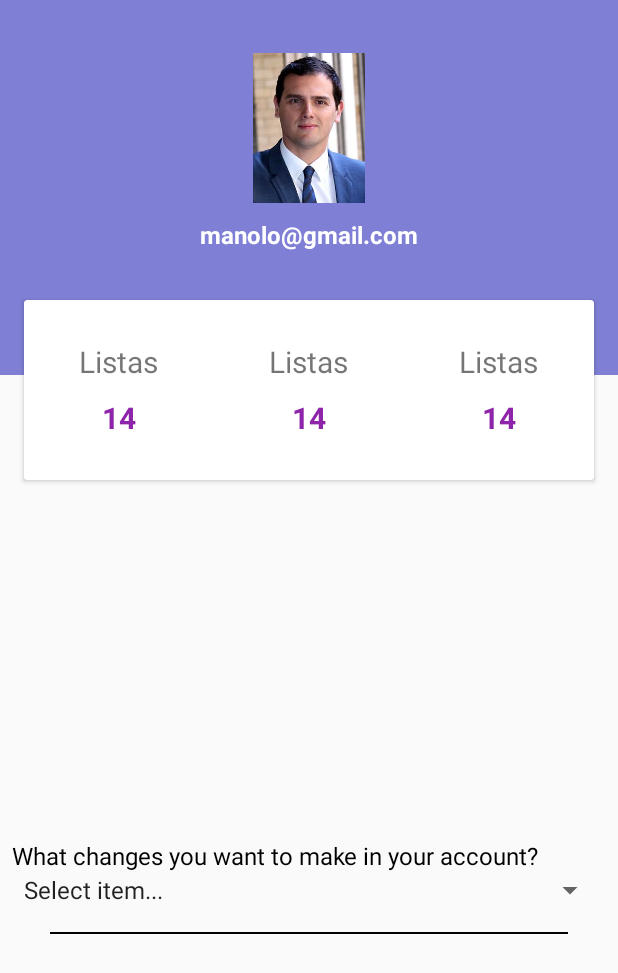
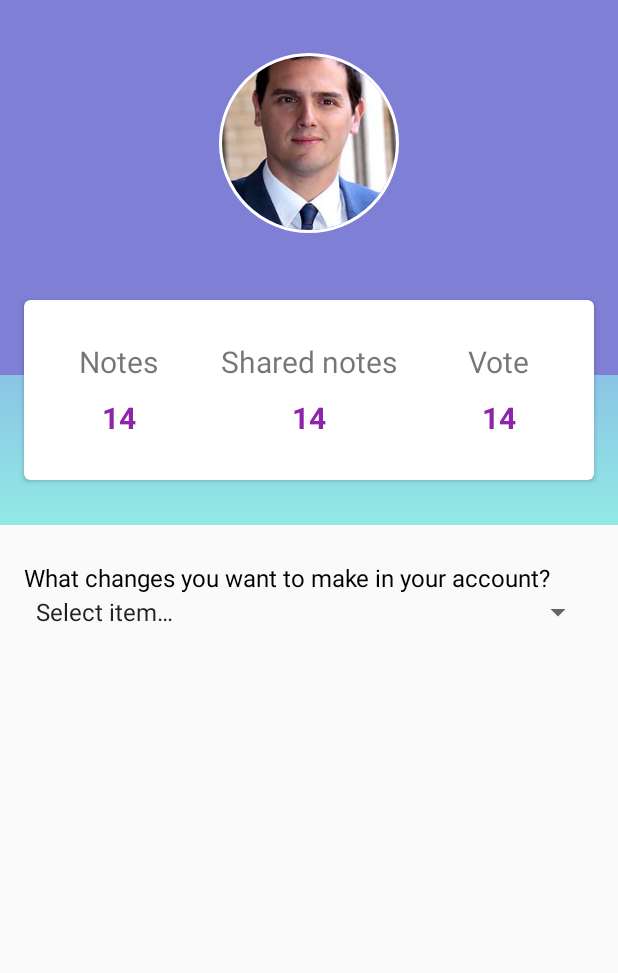
Before and after one commit to appsdeveloper2017/SharedLists, an Android app: the SettingsApp screen opened directly, with no data from a screen before it, on a phone screen of 412 x 824 dp. Shown: the top 973 px of the screen. Run offline under Robolectric (Android 15) with nearby library versions, the phone set to English and light mode, and no system bars; our stand-ins replace CircleImageView, Firebase (no records; nobody signed in at launch, a user with empty details on screens opened directly).

Commit message:
Cambios en settings.

```diff
--- a/app/build.gradle
+++ b/app/build.gradle
@@ -28,6 +28,7 @@ dependencies {
     androidTestImplementation 'com.android.support.test.espresso:espresso-core:3.0.2'
     compile 'com.android.support:design:27.1.1'
     implementation 'com.android.support:cardview-v7:27.1.1'
+    implementation 'de.hdodenhof:circleimageview:2.2.0'
 }
 
 apply plugin: 'com.google.gms.google-services'
--- a/app/src/main/java/com/appdesigndm/sharedlists/Settings/SettingsApp.java
+++ b/app/src/main/java/com/appdesigndm/sharedlists/Settings/SettingsApp.java
@@ -40,6 +40,8 @@ import com.google.firebase.auth.FirebaseUser;
 
 import java.util.regex.Pattern;
 
+import de.hdodenhof.circleimageview.CircleImageView;
+
 public class SettingsApp extends AppCompatActivity {
 
     //View components.
@@ -50,10 +52,11 @@ public class SettingsApp extends AppCompatActivity {
     private String email;
     private String password;
 
-    //Comppnents profile user cardview.
+    //Components profile user cardview.
     private RelativeLayout relativeLayoutUser;
-    private ImageView imageViewUser;
+    private CircleImageView imageViewUser;
     private TextView mailUser;
+    private TextView notes, sharedNotes, votes;
 
     //Declaration firebase.
     private FirebaseAuth mAuth;
@@ -78,13 +81,16 @@ public class SettingsApp extends AppCompatActivity {
         //Firebase connection and status.
         mAuth = FirebaseAuth.getInstance();
 
+        //Init elements.
+        init();
+
         //User status.
         FirebaseUser user = FirebaseAuth.getInstance().getCurrentUser();
         if (user != null) {
 
             // Name, email address, and profile photo Url
             String nameUser = user.getDisplayName();
-            String emailUser = user.getEmail();
+            mailUser.setText(user.getEmail());
             Uri photoUrl = user.getPhotoUrl();
 
             // Check if user's email is verified
@@ -97,9 +103,6 @@ public class SettingsApp extends AppCompatActivity {
         } else {
             logout();
         }
-
-        //Init elements.
-        init();
 
         //Item selected for spinner.
         spinnerSettings.setAdapter(new ArrayAdapter<String>(this, android.R.layout.simple_spinner_item, myArrayAccount));
@@ -146,24 +149,33 @@ public class SettingsApp extends AppCompatActivity {
         myArrayAccount[2] = getResources().getString(R.string.question_pass);
         myArrayAccount[3] = getResources().getString(R.string.question_delete);
 
+        //Content for elements.
         relativeLayoutUser = (RelativeLayout)findViewById(R.id.rLayoutUser);
+
         //Cardview elements.
-        imageViewUser = (ImageView) findViewById(R.id.cardPhotoUser);
+        imageViewUser = (CircleImageView) findViewById(R.id.cardPhotoUser);
         mailUser = (TextView) findViewById(R.id.cardMailUser);
+        notes = (TextView) findViewById(R.id.item_list);
+        sharedNotes = (TextView) findViewById(R.id.item_shared);
+        votes = (TextView)findViewById(R.id.item_votes);
 
         //Editable text
         newEmail = (EditText) findViewById(R.id.mail);
         newPass = (EditText) findViewById(R.id.password);
         old_password = (EditText) findViewById(R.id.password_old);
         actualPassword = (EditText) findViewById(R.id.password_for_delete);
+
         //Textview for onClickListeners.
         confirmEmail = (TextView) findViewById(R.id.change_email);
         confirmPass = (TextView) findViewById(R.id.change_pass);
         confirmDelete = (TextView) findViewById(R.id.delete_account);
+
         //Linearlayout components.
         linearLayout = (LinearLayout) findViewById(R.id.linear_settings);
+
         //Progressbar
         progressBar = (ProgressBar) findViewById(R.id.settings_progress);
+
         noVisibleElements(0);
     }
 
--- a/app/src/main/res/layout/user_settings_app.xml
+++ b/app/src/main/res/layout/user_settings_app.xml
@@ -26,6 +26,7 @@
         android:id="@+id/rLayoutUser"
         android:layout_width="match_parent"
         android:layout_height="350dp"
+        android:background="@drawable/background_login"
         app:layout_constraintEnd_toEndOf="parent"
         app:layout_constraintStart_toStartOf="parent"
         app:layout_constraintTop_toTopOf="parent">
@@ -36,13 +37,16 @@
             android:background="@color/start"
             android:orientation="vertical">
 
-            <ImageView
+            <de.hdodenhof.circleimageview.CircleImageView
                 android:id="@+id/cardPhotoUser"
-                android:layout_width="100dp"
-                android:layout_height="100dp"
+                xmlns:app="http://schemas.android.com/apk/res-auto"
                 android:layout_gravity="center_horizontal"
                 android:layout_marginTop="35dp"
-                android:src="@drawable/rivera" />
+                android:layout_width="120dp"
+                android:layout_height="120dp"
+                app:civ_border_width="2dp"
+                app:civ_border_color="#fff"
+                android:src="@drawable/rivera"/>
 
             <TextView
                 android:id="@+id/cardMailUser"
@@ -50,7 +54,6 @@
                 android:layout_height="wrap_content"
                 android:layout_gravity="center_horizontal"
                 android:layout_marginTop="10dp"
-                android:text="manolo@gmail.com"
                 android:textColor="#fff"
                 android:textSize="16sp"
                 android:textStyle="bold" />
@@ -63,7 +66,8 @@
             android:layout_marginEnd="@dimen/xlarge_margin"
             android:layout_marginStart="@dimen/xlarge_margin"
             android:layout_marginTop="200dp"
-            android:elevation="10dp">
+            android:elevation="10dp"
+            app:cardCornerRadius="4dp">
 
             <LinearLayout
                 android:layout_width="match_parent"
@@ -79,12 +83,14 @@
                     android:orientation="vertical">
 
                     <TextView
+                        android:id="@+id/list"
                         android:layout_width="wrap_content"
                         android:layout_height="wrap_content"
-                        android:text="Listas"
+                        android:text="@string/note"
                         android:textSize="20sp" />
 
                     <TextView
+                        android:id="@+id/item_list"
                         android:layout_width="wrap_content"
                         android:layout_height="wrap_content"
                         android:layout_marginTop="10dp"
@@ -102,12 +108,14 @@
                     android:orientation="vertical">
 
                     <TextView
+                        android:id="@+id/shared"
                         android:layout_width="wrap_content"
                         android:layout_height="wrap_content"
-                        android:text="Listas"
+                        android:text="@string/shared_notes"
                         android:textSize="20sp" />
 
                     <TextView
+                        android:id="@+id/item_shared"
                         android:layout_width="wrap_content"
                         android:layout_height="wrap_content"
                         android:layout_marginTop="10dp"
@@ -125,12 +133,14 @@
                     android:orientation="vertical">
 
                     <TextView
+                        android:id="@+id/votes"
                         android:layout_width="wrap_content"
                         android:layout_height="wrap_content"
-                        android:text="Listas"
+                        android:text="@string/votes"
                         android:textSize="20sp" />
 
                     <TextView
+                        android:id="@+id/item_votes"
                         android:layout_width="wrap_content"
                         android:layout_height="wrap_content"
                         android:layout_marginTop="10dp"
@@ -146,10 +156,6 @@
     <LinearLayout
         android:id="@+id/linear_settings"
         style="@style/AbsoluteLinear"
-        android:layout_marginBottom="8dp"
-        android:layout_marginEnd="8dp"
-        android:layout_marginStart="8dp"
-        app:layout_constraintBottom_toBottomOf="parent"
         app:layout_constraintEnd_toEndOf="parent"
         app:layout_constraintStart_toStartOf="parent"
         app:layout_constraintTop_toBottomOf="@+id/rLayoutUser">
@@ -163,7 +169,7 @@
 
         <Spinner
             android:id="@+id/spinner_settings"
-            style="@style/SpinnerSettings"></Spinner>
+            style="@style/SpinnerSettings"/>
 
         <EditText
             android:id="@+id/mail"
@@ -179,33 +185,29 @@
             android:id="@+id/password_old"
             style="@style/EditSettings"
             android:hint="@string/old_password"
-            android:inputType="textPassword" />
+            android:inputType="textPassword"/>
 
         <EditText
             android:id="@+id/password"
             style="@style/EditSettings"
             android:hint="@string/input_password"
-            android:inputType="textPassword" />
+            android:inputType="textPassword"/>
 
         <TextView
             android:id="@+id/change_pass"
             style="@style/TextSettings"
-            android:text="@string/validate_ema_pass" />
+            android:text="@string/validate_ema_pass"/>
 
         <EditText
             android:id="@+id/password_for_delete"
             style="@style/EditSettings"
             android:hint="@string/confirm_pass"
-            android:inputType="textPassword" />
+            android:inputType="textPassword"/>
 
         <TextView
             android:id="@+id/delete_account"
             style="@style/TextSettings"
-            android:text="@string/confirm_delete_account" />
-
-        <View
-            style="@style/Separators"
-            android:layout_marginTop="@dimen/xlarge_margin" />
+            android:text="@string/confirm_delete_account"/>
 
     </LinearLayout>
 </android.support.constraint.ConstraintLayout>
--- a/app/src/main/res/values/strings.xml
+++ b/app/src/main/res/values/strings.xml
@@ -49,10 +49,13 @@
     <string name="change_pass">Password changed</string>
     <string name="error_change_pass">Ups error in the changes</string>
     <string name="what_changes">What changes you want to make in your account?</string>
-    <string name="select_item">Select item...</string>
+    <string name="select_item">Select item…</string>
     <string name="validate_ac">It is necessary to validate the account through email!</string>
     <string name="old_password">Old password</string>
     <string name="does_no_match">The old password does not match</string>
+    <string name="note">Notes</string>
+    <string name="shared_notes">Shared notes</string>
+    <string name="votes">Vote</string>
 
     <!--Strings related settings Dialog Builder-->
     <string name="title">Change account</string>
--- a/app/src/main/res/values/styles.xml
+++ b/app/src/main/res/values/styles.xml
@@ -22,22 +22,14 @@
         <item name="android:layout_height">wrap_content</item>
         <item name="android:layout_width">match_parent</item>
         <item name="android:orientation">vertical</item>
-    </style>
-
-    <style name="Separators">
-        <item name="android:layout_width">match_parent</item>
-        <item name="android:layout_height">@dimen/separator</item>
-        <item name="android:orientation">horizontal</item>
-        <item name="android:background">@android:color/black</item>
-        <item name="android:layout_marginLeft">@dimen/padding_separator</item>
-        <item name="android:layout_marginRight">@dimen/padding_separator</item>
-
+        <item name="android:layout_margin">@dimen/xlarge_margin</item>
     </style>
 
     <style name="EditSettings">
         <item name="android:layout_height">wrap_content</item>
         <item name="android:layout_width">match_parent</item>
         <item name="android:singleLine">true</item>
+        <item name="android:layout_margin">@dimen/large_margin</item>
     </style>
 
     <style name="TextQuestions">
@@ -45,7 +37,7 @@
         <item name="android:layout_width">match_parent</item>
         <item name="android:gravity">left</item>
         <item name="android:textSize">@dimen/textview_settings</item>
-        <item name="android:layout_marginTop">@dimen/xlarge_margin</item>
+        <item name="android:layout_marginTop">@dimen/large_margin</item>
         <item name="android:textColor">@android:color/black</item>
     </style>
 
```
